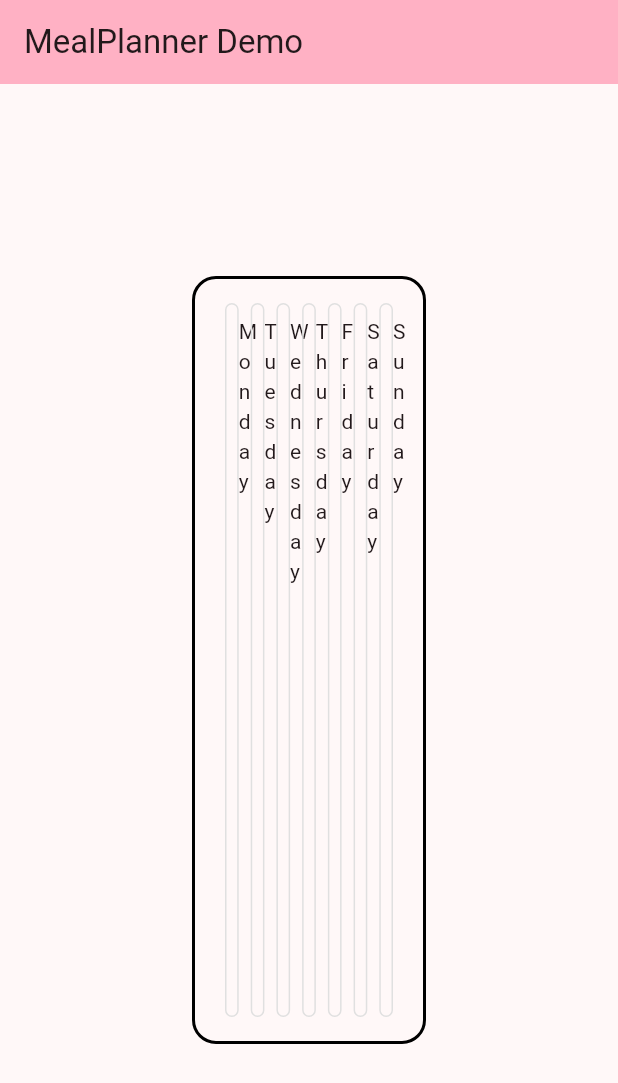
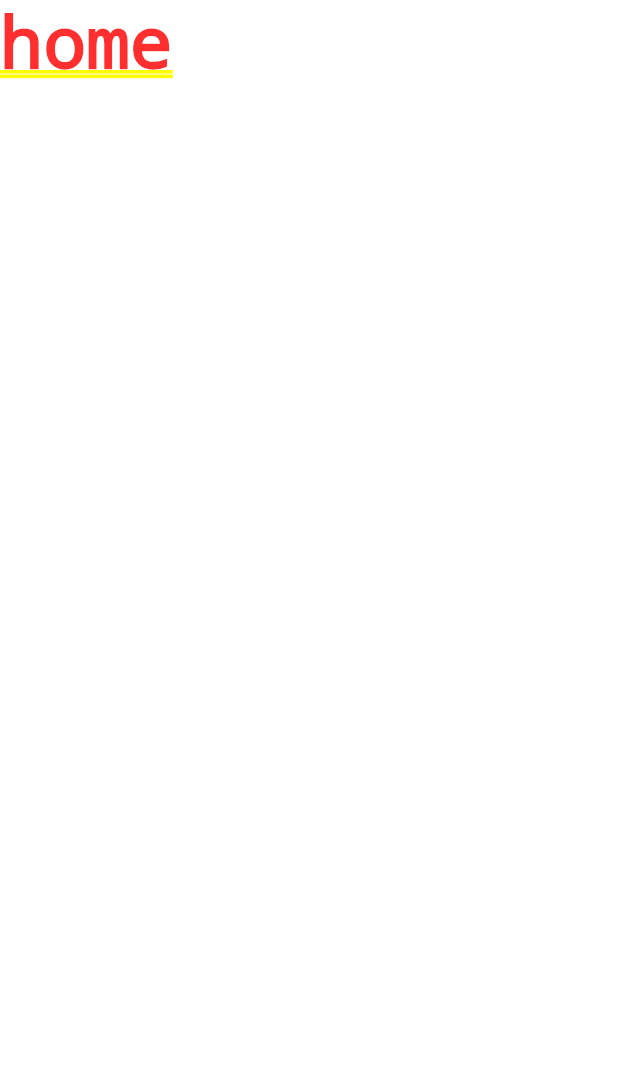
Before and after one commit to ABGates/meal_planner, a Flutter app: the screen it shows after launch, on a phone screen of 412 x 824 dp. Shown: the top 1083 px of the screen. Run offline on Flutter 3.47's test engine with Material 2 defaults, Android fonts, the phone set to English and light mode, and no system bars; our stand-ins replace cloud_firestore, firebase_core; accounts and stored records are empty; statements that could not run were skipped.

Commit message:
restructure app for auth

```diff
--- a/lib/main.dart
+++ b/lib/main.dart
@@ -1,6 +1,7 @@
 import 'package:firebase_core/firebase_core.dart';
 import 'package:flutter/material.dart';
 import 'package:meal_planner/firebase_options.dart';
+import 'package:meal_planner/screens/landing_wrapper.dart';
 import 'package:meal_planner/widgets/meal.dart';
 
 Future<void> main() async {
@@ -8,94 +9,17 @@ Future<void> main() async {
     options: DefaultFirebaseOptions.currentPlatform,
   );
 
-  runApp(const MyApp());
+  runApp(const MealApp());
 }
 
-class MyApp extends StatelessWidget {
-  const MyApp({super.key});
+class MealApp extends StatelessWidget {
+  const MealApp({super.key});
 
   // This widget is the root of your application.
   @override
   Widget build(BuildContext context) {
     return MaterialApp(
-      title: 'MealPlanner Demo',
-      theme: ThemeData(
-        colorScheme: ColorScheme.fromSeed(seedColor: const Color.fromARGB(255, 183, 58, 102)),
-        useMaterial3: true,
-      ),
-      home: const LandingPage(title: 'MealPlanner Demo'),
+      home: LandingWrapper(),
     );
   }
 }
-
-
-class LandingPage extends StatefulWidget {
-  const LandingPage({super.key, required this.title});
-
-  // This widget is the landing page of your application. It is stateful, meaning
-  // that it has a State object (defined below) that contains fields that affect
-  // how it looks.
-
-  // This class is the configuration for the state. It holds the values (in this
-  // case the title) provided by the parent (in this case the App widget) and
-  // used by the build method of the State. Fields in a Widget subclass are
-  // always marked "final".
-
-  final String title;
-
-  @override
-  State<LandingPage> createState() => _LandingPageState();
-}
-
-class _LandingPageState extends State<LandingPage> {
-  @override
-  Widget build(BuildContext context) {
-    // This method is rerun every time setState is called
-    return Scaffold(
-      appBar: AppBar(
-        backgroundColor: Theme.of(context).colorScheme.inversePrimary,
-        title: Text(widget.title),
-      ),
-      body: Center(
-        child:
-       Container(
-        // Outermost container with rounded edges and a black border
-        decoration: BoxDecoration(
-          borderRadius: BorderRadius.circular(16.0),
-          border: Border.all(color: Colors.black, width: 2.0),
-        ),
-        margin: const EdgeInsets.all(128.0), // More white space around the outermost container
-        padding: const EdgeInsets.all(16.0), // Padding for inner content
-        child: Row(
-          mainAxisAlignment: MainAxisAlignment.spaceAround,
-          children: [
-            // Widgets for days of the week
-            for (String day in ['Monday', 'Tuesday', 'Wednesday', 'Thursday', 'Friday', 'Saturday', 'Sunday'])
-              Expanded(
-                child: Container(
-                  // Container for each day with rounded edges and light gray border
-                  decoration: BoxDecoration(
-                    borderRadius: BorderRadius.circular(8.0),
-                    border: Border.all(color: Colors.grey[300]!),
-                  ),
-                  padding: const EdgeInsets.all(8.0), // Padding for inner content
-                  margin: const EdgeInsets.symmetric(horizontal: 4.0),
-                  child: Column(
-                    children: [
-                      Text(day),
-                      // Inner widgets representing meals
-                      for (int j = 0; j < 3; j++)
-                        const Expanded(
-                          child: MealWidget(),
-                        ),
-                    ],
-                  ),
-                ),
-              ),
-          ],
-        ),
-       ),
-      ),
-    );
-  }
-}
--- /dev/null
+++ b/lib/screens/authenticate/authenticate.dart
@@ -0,0 +1,15 @@
+import 'package:flutter/material.dart';
+
+class Authenticate extends StatefulWidget {
+  @override
+  _AuthenticateState createState() => _AuthenticateState();
+}
+
+class _AuthenticateState extends State<Authenticate> {
+  @override
+  Widget build(BuildContext context){
+    return Container(
+      child: Text('auth'),
+    );
+  }
+}
--- /dev/null
+++ b/lib/screens/home/home.dart
@@ -0,0 +1,10 @@
+import 'package:flutter/material.dart';
+
+class Home extends StatelessWidget {
+  @override
+  Widget build(BuildContext context) {
+    return Container(
+      child: Text('home'),
+    );
+  }
+}
--- /dev/null
+++ b/lib/screens/landing_wrapper.dart
@@ -0,0 +1,12 @@
+import "package:flutter/material.dart";
+import "package:meal_planner/screens/authenticate/authenticate.dart";
+import "package:meal_planner/screens/home/home.dart";
+
+class LandingWrapper extends StatelessWidget{
+  @override
+  Widget build(BuildContext context){
+
+    //nav to home or auth depending on sign-in
+    return Home();
+  }
+}
```
